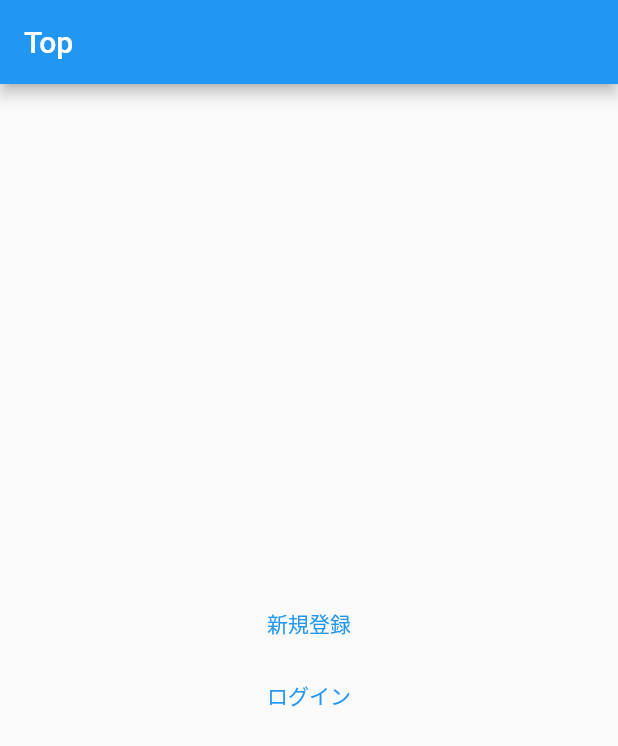
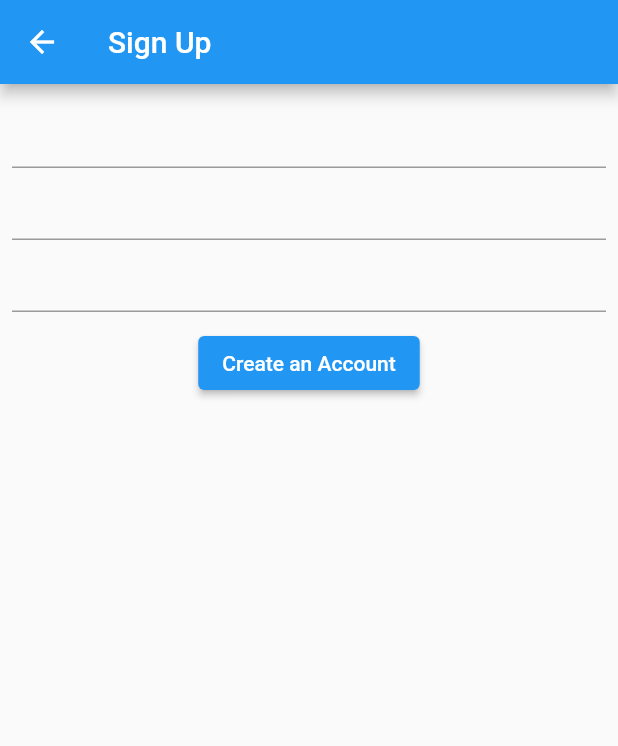
Before and after one commit to tttuuu1234/flutter_message_sample_app, a Flutter app: the screen it shows after launch, after a tap on "新規登録", on a phone screen of 412 x 824 dp. Shown: the top 746 px of the screen. Run offline on Flutter 3.47's test engine with Material 2 defaults, Android fonts, the phone set to English and light mode, and no system bars; our stand-ins replace firebase_core, gap; accounts and stored records are empty.

Commit message:
:sparkles: signup画面の雛形作成

```diff
--- /dev/null
+++ b/lib/pages/sign_up_page.dart
@@ -0,0 +1,30 @@
+import 'package:flutter/material.dart';
+import 'package:gap/gap.dart';
+
+class SignUpPage extends StatelessWidget {
+  const SignUpPage({super.key});
+
+  @override
+  Widget build(BuildContext context) {
+    return Scaffold(
+      appBar: AppBar(
+        title: const Text('Sign Up'),
+      ),
+      body: Padding(
+        padding: const EdgeInsets.all(8.0),
+        child: Column(
+          children: [
+            TextFormField(),
+            TextFormField(),
+            TextFormField(),
+            const Gap(10),
+            ElevatedButton(
+              onPressed: () {},
+              child: const Text('Create an Account'),
+            )
+          ],
+        ),
+      ),
+    );
+  }
+}
--- a/lib/pages/top_page.dart
+++ b/lib/pages/top_page.dart
@@ -1,4 +1,5 @@
 import 'package:flutter/material.dart';
+import 'package:flutter_message_sample_app/pages/sign_up_page.dart';
 
 class TopPage extends StatelessWidget {
   const TopPage({super.key});
@@ -14,7 +15,13 @@ class TopPage extends StatelessWidget {
           mainAxisAlignment: MainAxisAlignment.center,
           children: [
             TextButton(
-              onPressed: () {},
+              onPressed: () {
+                Navigator.of(context).push(
+                  MaterialPageRoute(
+                    builder: (_) => const SignUpPage(),
+                  ),
+                );
+              },
               child: const Text('新規登録'),
             ),
             TextButton(
--- a/pubspec.yaml
+++ b/pubspec.yaml
@@ -36,6 +36,7 @@ dependencies:
   cupertino_icons: ^1.0.2
   cloud_firestore: ^3.1.18
   firebase_auth: ^3.4.1
+  gap: ^2.0.0
 
 dev_dependencies:
   flutter_test:
```
Also changed, not shown: pubspec.lock.
